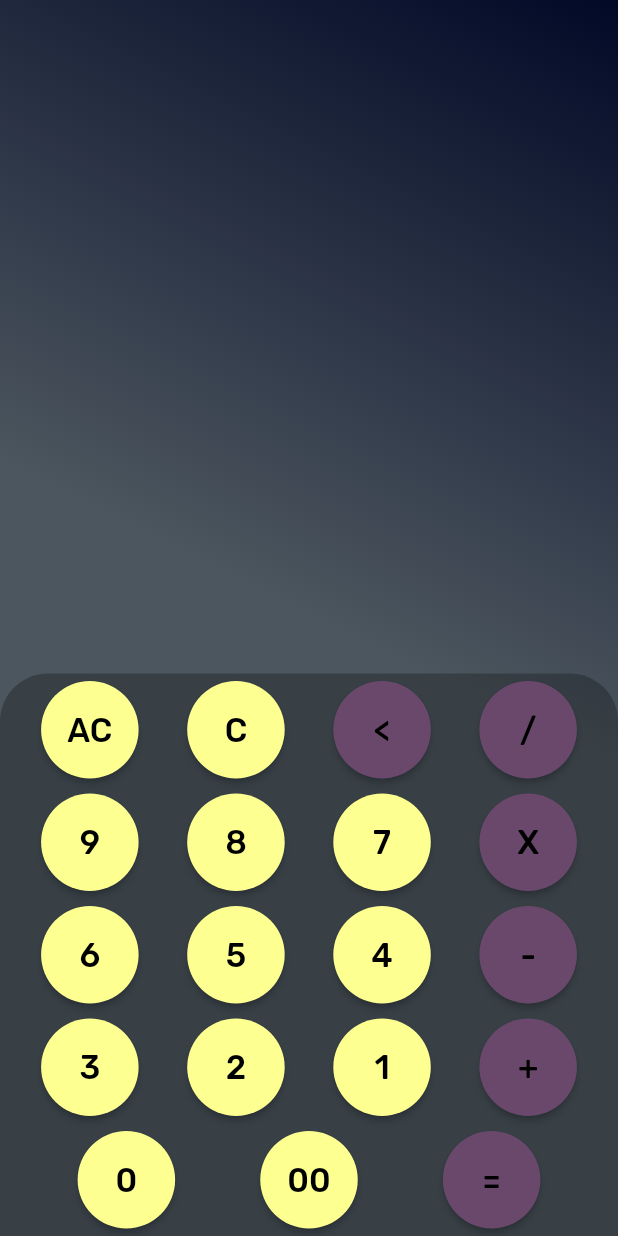
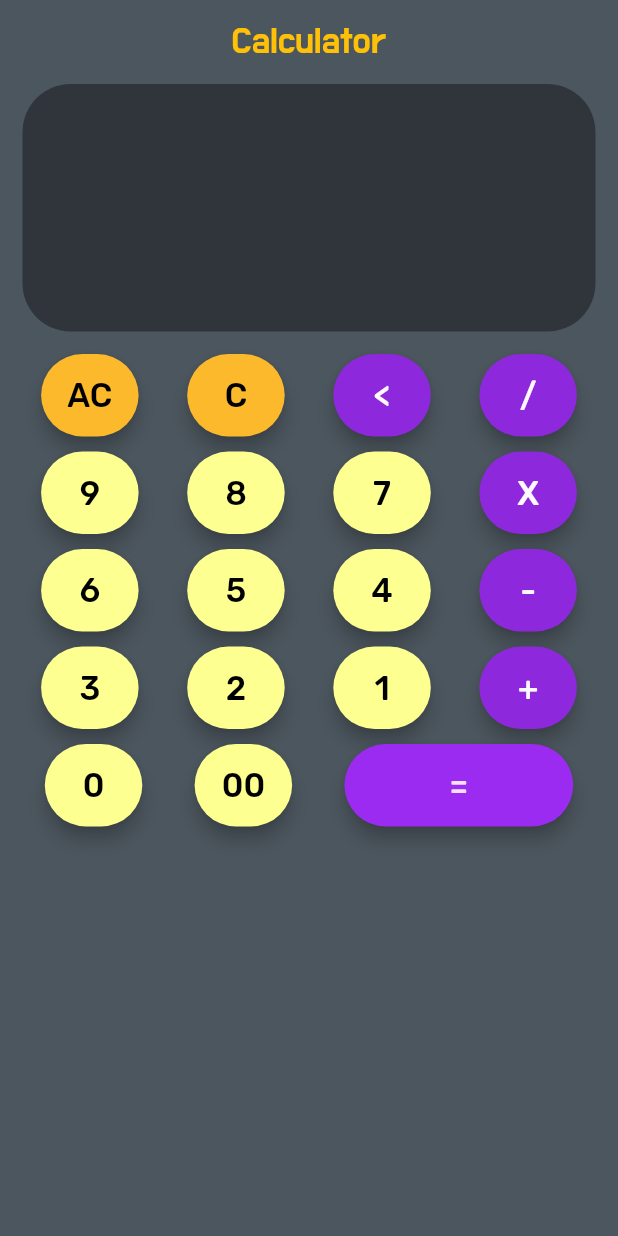
Before and after one commit to CA2puntosV/calculator_app, a Flutter app: the screen it shows after launch, on a phone screen of 412 x 824 dp. Run offline on Flutter 3.47's test engine with Material 2 defaults, Android fonts, the phone set to English and light mode, and no system bars; our stand-ins replace google_fonts.

Commit message:
changed calculator's design

```diff
--- a/lib/src/screens/calculator_app.dart
+++ b/lib/src/screens/calculator_app.dart
@@ -23,7 +23,7 @@ class _CalculatorAppState extends State<CalculatorApp> {
       children: <Widget>[
         CalculatorButton(
           text: 'AC',
-          fillColor: 0xFFfdff91,
+          fillColor: 0xFFfbb92b,
           textColor: 0xFF000000,
           textSize: 22.0,
           callback: () {
@@ -37,7 +37,7 @@ class _CalculatorAppState extends State<CalculatorApp> {
         ),
         CalculatorButton(
           text: 'C',
-          fillColor: 0xFFfdff91,
+          fillColor: 0xFFfbb92b,
           textColor: 0xFF000000,
           textSize: 22.0,
           callback: () {
@@ -48,8 +48,8 @@ class _CalculatorAppState extends State<CalculatorApp> {
         ),
         CalculatorButton(
             text: '<',
-            fillColor: 0xFF69486c,
-            textColor: 0xFF000000,
+            fillColor: 0xFF8e28dc,
+            textColor: 0xFFfef9ff,
             textSize: 22.0,
             callback: () {
               setState(() {
@@ -58,8 +58,8 @@ class _CalculatorAppState extends State<CalculatorApp> {
             }),
         CalculatorButton(
           text: '/',
-          fillColor: 0xFF69486c,
-          textColor: 0xFF000000,
+          fillColor: 0xFF8e28dc,
+          textColor: 0xFFfef9ff,
           textSize: 22.0,
           callback: () {
             setState(() {
@@ -107,8 +107,8 @@ class _CalculatorAppState extends State<CalculatorApp> {
         ),
         CalculatorButton(
           text: 'X',
-          fillColor: 0xFF69486c,
-          textColor: 0xFF000000,
+          fillColor: 0xFF8e28dc,
+          textColor: 0xFFfef9ff,
           textSize: 22.0,
           callback: () {
             setState(() {
@@ -156,8 +156,8 @@ class _CalculatorAppState extends State<CalculatorApp> {
         ),
         CalculatorButton(
           text: '-',
-          fillColor: 0xFF69486c,
-          textColor: 0xFF000000,
+          fillColor: 0xFF8e28dc,
+          textColor: 0xFFfef9ff,
           textSize: 22.0,
           callback: () {
             setState(() {
@@ -205,8 +205,8 @@ class _CalculatorAppState extends State<CalculatorApp> {
         ),
         CalculatorButton(
           text: '+',
-          fillColor: 0xFF69486c,
-          textColor: 0xFF000000,
+          fillColor: 0xFF8e28dc,
+          textColor: 0xFFfef9ff,
           textSize: 22.0,
           callback: () {
             setState(() {
@@ -241,10 +241,12 @@ class _CalculatorAppState extends State<CalculatorApp> {
             });
           },
         ),
-        CalculatorButton(
+        SizedBox(
+          width: 65 * 2.5,
+          child: CalculatorButton(
             text: '=',
-          fillColor: 0xFF69486c,
-          textColor: 0xFF000000,
+            fillColor: 0xFF9b2bf0,
+            textColor: 0xFFf5e1fd,
             textSize: 22.0,
             callback: () {
               setState(() {
@@ -252,28 +254,24 @@ class _CalculatorAppState extends State<CalculatorApp> {
               });
             },
           ),
+        ),
       ],
     );
 
-    return MaterialApp(
-      debugShowCheckedModeBanner: false,
-      home: Scaffold(
-        body: Container(
+    final numbersContainer = Container(
+      margin: EdgeInsets.only(
+        left: 15.0,
+        right: 15.0,
+      ),
+      height: 165.0,
       decoration: BoxDecoration(
-            gradient: LinearGradient(
-              begin: Alignment.topRight,
-              end: Alignment.center,
-              colors: [
-                Color(0xFF020927),
-                Color(0xFF4c565e),
-              ],
-            ),
+        color: Colors.black38,
+        borderRadius: BorderRadius.all(Radius.circular(32.0)),
       ),
       child: Column(
         mainAxisAlignment: MainAxisAlignment.end,
         children: <Widget>[
           Container(
-                alignment: Alignment.topRight,
             child: Padding(
               padding: EdgeInsets.only(right: 12.0),
               child: Text(
@@ -309,13 +307,36 @@ class _CalculatorAppState extends State<CalculatorApp> {
               ),
             ),
           ),
-              Container(
-                decoration: BoxDecoration(
-                  color: Colors.black26,
-                  borderRadius: BorderRadius.vertical(
-                    top: Radius.circular(32.0),
+        ],
+      ),
+    );
+
+    return MaterialApp(
+      debugShowCheckedModeBanner: false,
+      home: Scaffold(
+        appBar: AppBar(
+          title: Text(
+            'Calculator',
+            style: TextStyle(
+              color: Colors.amber,
+              fontSize: 25.0,
+              fontFamily: 'DoHyeon',
             ),
           ),
+          backgroundColor: Color(0xFF4c565e),
+          elevation: 0.0,
+          centerTitle: true,
+        ),
+        // extendBodyBehindAppBar: true,
+        body: Container(
+          decoration: BoxDecoration(
+            color: Color(0xFF4c565e),
+          ),
+          child: Column(
+            children: <Widget>[
+              numbersContainer,
+              SizedBox(height: 10.0),
+              Container(
                 child: Column(
                   children: <Widget>[
                     calcItemRowOne,
@@ -326,7 +347,6 @@ class _CalculatorAppState extends State<CalculatorApp> {
                   ],
                 ),
               ),
-              // SizedBox(height: 3.0),
             ],
           ),
         ),
--- a/lib/src/widgets/calculator_button.dart
+++ b/lib/src/widgets/calculator_button.dart
@@ -22,10 +22,12 @@ class CalculatorButton extends StatelessWidget {
       margin: const EdgeInsets.all(5.0),
       child: SizedBox(
         width: 65,
-        height: 65,
+        height: 55,
         child: ElevatedButton(
           style: ElevatedButton.styleFrom(
             primary: Color(fillColor!),
+            shadowColor: Colors.black,
+            elevation: 5,
             shape: RoundedRectangleBorder(
               borderRadius: BorderRadius.circular(50.0),
             ),
```
Also changed, not shown: pubspec.yaml (+4 -4 lines), fonts/DoHyeon-Regular.ttf (added). Lines whose indentation alone changed are shown as unchanged.
